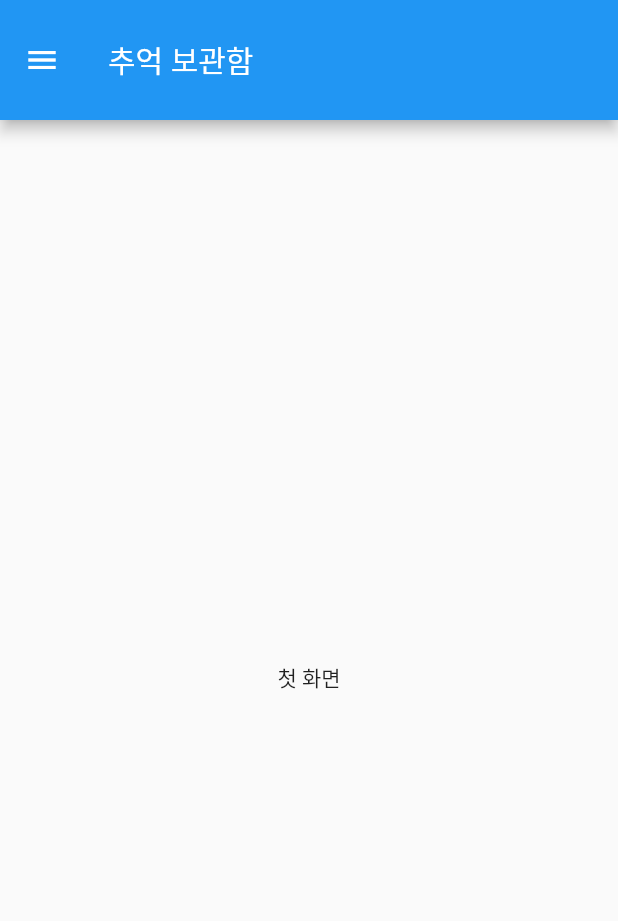
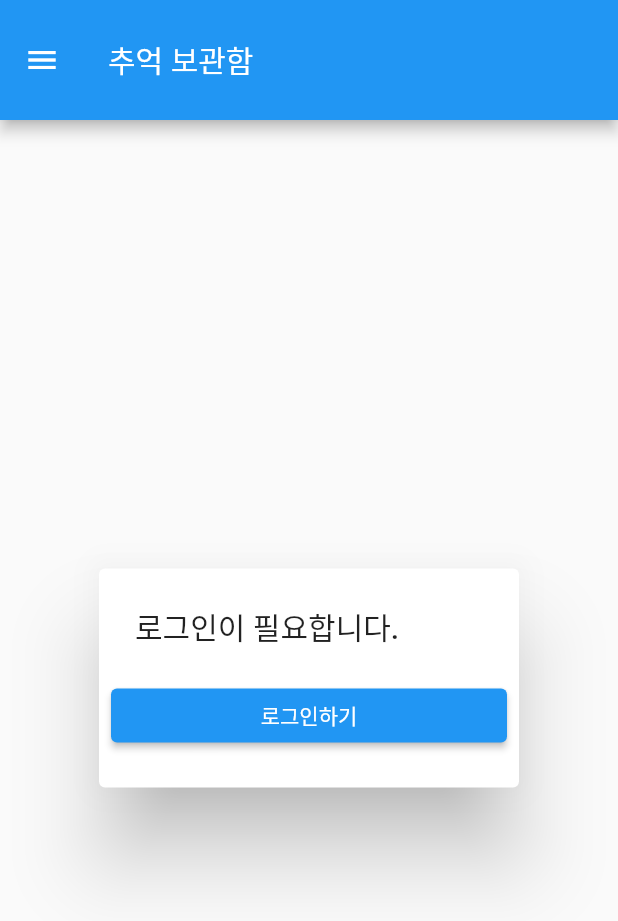
Before and after one commit to 2gechan/Flutter, a Flutter app: the screen it shows after launch, on a phone screen of 412 x 824 dp. Shown: the top 921 px of the screen. Run offline on Flutter 3.47's test engine with Material 2 defaults, Android fonts, the phone set to English and light mode, and no system bars; our stand-ins replace cloud_firestore, firebase_auth, firebase_core, image_picker; accounts and stored records are empty.

```diff
--- a/02-photoapp/lib/main.dart
+++ b/02-photoapp/lib/main.dart
@@ -1,8 +1,18 @@
+import 'package:firebase_core/firebase_core.dart';
+import 'package:firebase_auth/firebase_auth.dart';
 import 'package:flutter/material.dart';
+import 'package:photoapp/firebase_options.dart';
+import 'package:photoapp/page/app_login.dart';
 
 import 'main_drawer.dart';
 
-void main() {
+void main() async {
+  WidgetsFlutterBinding.ensureInitialized();
+
+  await Firebase.initializeApp(
+    options: DefaultFirebaseOptions.currentPlatform,
+  );
+
   runApp(const App());
 }
 
@@ -29,6 +39,20 @@ class StartPage extends StatefulWidget {
 }
 
 class _StartPageState extends State<StartPage> {
+  late User? _authUser;
+
+  @override
+  void initState() {
+    super.initState();
+    _authUser = FirebaseAuth.instance.currentUser;
+  }
+
+  void updateAuthUser(User? user) {
+    setState(() {
+      _authUser = user;
+    });
+  }
+
   @override
   Widget build(BuildContext context) {
     return Scaffold(
@@ -39,7 +63,41 @@ class _StartPageState extends State<StartPage> {
           "추억 보관함",
         ),
       ),
-      body: const Center(child: Text("첫 화면")),
+      body: _authUser != null
+          ? Center(
+              child: Column(
+                mainAxisAlignment: MainAxisAlignment.center,
+                children: [
+                  Text("로그인한 사용자 email : ${_authUser?.email}"),
+                  ElevatedButton(
+                      onPressed: () async {
+                        await FirebaseAuth.instance.signOut();
+                        setState(() {
+                          updateAuthUser(null);
+                        });
+                      },
+                      child: const Text("로그아웃"))
+                ],
+              ),
+            )
+          : SimpleDialog(
+              title: const Text("로그인이 필요합니다."),
+              children: [
+                Padding(
+                  padding: const EdgeInsets.all(8.0),
+                  child: ElevatedButton(
+                    onPressed: () => Navigator.of(context).push(
+                      MaterialPageRoute(
+                        builder: (context) => LoginPage(
+                          updateAuthUser: updateAuthUser,
+                        ),
+                      ),
+                    ),
+                    child: const Text("로그인하기"),
+                  ),
+                ),
+              ],
+            ),
     );
   }
 }
--- a/02-photoapp/lib/main_drawer.dart
+++ b/02-photoapp/lib/main_drawer.dart
@@ -1,6 +1,7 @@
 import 'package:flutter/material.dart';
 import 'package:photoapp/main.dart';
 import 'package:photoapp/page/photo_folder.dart';
+import 'package:photoapp/page/photo_share_page.dart';
 
 Widget mainDrawer(BuildContext context) => Drawer(
       child: ListView(
@@ -26,10 +27,10 @@ Widget mainDrawer(BuildContext context) => Drawer(
               ));
             },
           ),
-          const Divider(
-            height: 0.2,
-            color: Colors.black,
-          ),
+          // const Divider(
+          //   height: 0.2,
+          //   color: Colors.black,
+          // ),
           ListTile(
             title: const Text(
               "내 추억 보관함",
@@ -48,9 +49,27 @@ Widget mainDrawer(BuildContext context) => Drawer(
                       ));
             },
           ),
-          const Divider(
-            height: 0.2,
-            color: Colors.black,
+          // const Divider(
+          //   height: 0.2,
+          //   color: Colors.black,
+          // ),
+          ListTile(
+            title: const Text(
+              "공유이미지",
+              style: TextStyle(
+                color: Colors.green,
+              ),
+            ),
+            leading: const Icon(
+              Icons.photo,
+              color: Colors.green,
+            ),
+            onTap: () {
+              Navigator.of(context).push(
+                  MaterialPageRoute(builder: (context) => const SharePage()
+                      // const PhotoApp(),
+                      ));
+            },
           ),
         ],
       ),
--- a/02-photoapp/lib/page/photo_folder.dart
+++ b/02-photoapp/lib/page/photo_folder.dart
@@ -64,6 +64,11 @@ class _PhotoFolderState extends State<PhotoFolder> {
             padding: const EdgeInsets.all(40.0),
             child: GestureDetector(
               onTap: () {
+                Navigator.of(context).pushReplacement(
+                  MaterialPageRoute(
+                    builder: (context) => const PhotoApp(),
+                  ),
+                );
                 debugPrint("폴더 클릭");
               },
               child: Container(
--- a/02-photoapp/lib/photo_upload.dart
+++ b/02-photoapp/lib/photo_upload.dart
@@ -1,6 +1,7 @@
 import 'dart:io';
 import 'package:flutter/material.dart';
 import 'package:image_picker/image_picker.dart';
+import 'package:cloud_firestore/cloud_firestore.dart';
 
 import 'main_drawer.dart';
 
@@ -67,6 +68,10 @@ class ImageUploadState extends State<ImageUpload> {
                       //카메라로 촬영하지 않고 뒤로가기 버튼을 누를 경우,
                       // null값이 저장되므로 if문을 통해 null이 아닐 경우에만 images변수로 저장하도록 합니다
                       if (image != null) {
+                        // FirebaseFirestore.instance
+                        //     .collection("images")
+                        //     .doc()
+                        //     .set(image);
                         setState(() {
                           images.add(image);
                         });
--- a/02-photoapp/pubspec.yaml
+++ b/02-photoapp/pubspec.yaml
@@ -36,6 +36,10 @@ dependencies:
   # Use with the CupertinoIcons class for iOS style icons.
   cupertino_icons: ^1.0.2
   image_picker: ^1.0.3
+  firebase_core: ^2.15.1
+  firebase_auth: ^4.9.0
+  cloud_firestore: ^4.9.1
+  firebase_storage: ^11.2.6
 
 dev_dependencies:
   flutter_test:
```
Also changed, not shown: 02-photoapp/lib/page/app_login.dart (added, +98 -0 lines), 02-photoapp/lib/page/photo_share_page.dart (added, +22 -0 lines), 02-photoapp/lib/firebase_options.dart (added), 02-photoapp/lib/upload_test.dart (renamed from 02-photoapp/lib/photo_upload copy.dart), 02-photoapp/pubspec.lock, 11 other files.
